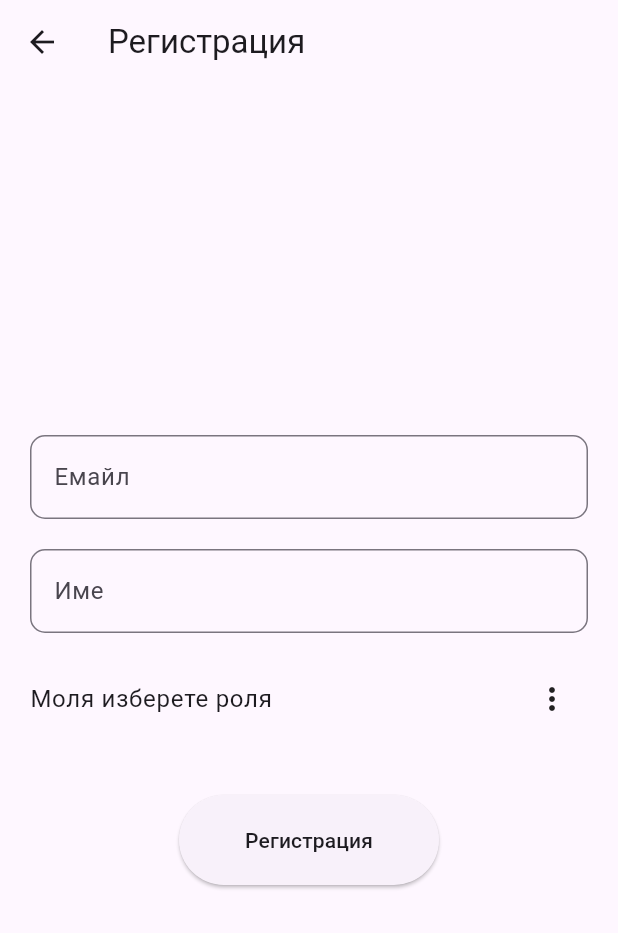
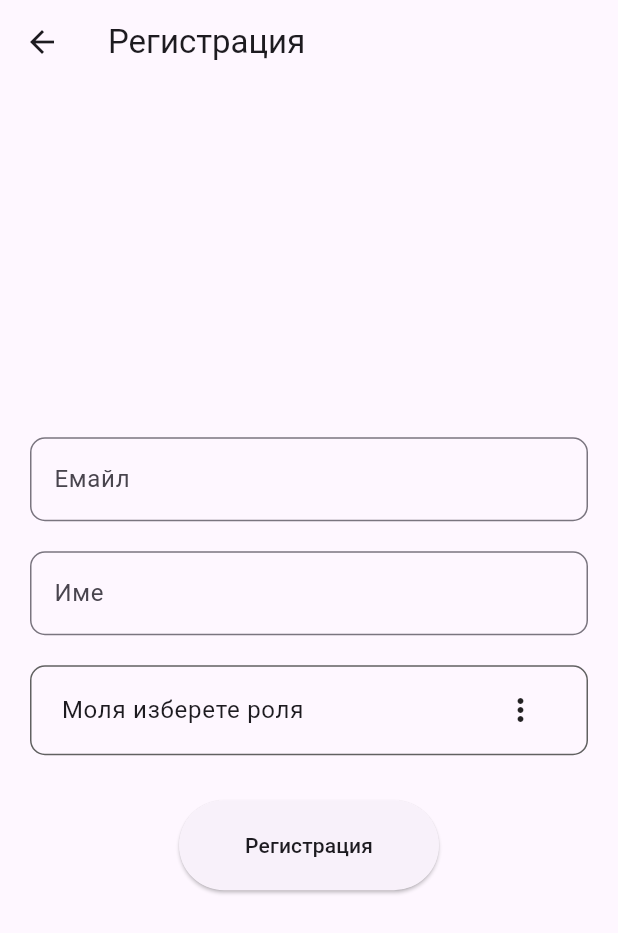
Before and after one commit to KaloyanStoyanov06/PGEE, a Flutter app: the SignUpPage screen opened by its route, on a phone screen of 412 x 824 dp. Shown: the top 933 px of the screen. Run offline on Flutter 3.47's test engine with Material 2 defaults, Android fonts, the phone set to English and light mode, and no system bars; drawn by our look-alikes of dynamic_color; our stand-ins replace cloud_firestore, firebase_auth, firebase_core, flutter_dotenv; missing offline and left inert: dart:ffi; accounts and stored records are empty; network calls fail.

Commit message:
Fixed sign_up page and sign function. Added classes for each user

```diff
--- a/lib/main.dart
+++ b/lib/main.dart
@@ -8,7 +8,7 @@ import 'package:pgee/firebase_options.dart';
 import 'package:pgee/pages/home.dart';
 import 'package:pgee/pages/settings.dart';
 import 'package:pgee/pages/sign_in.dart';
-import 'package:pgee/pages/sign_up.dart';
+import 'package:pgee/pages/admin/sign_up.dart';
 import 'package:pgee/pages/switch.dart';
 import 'package:pgee/themes.dart';
 
--- /dev/null
+++ b/lib/pages/admin/sign_up.dart
@@ -0,0 +1,159 @@
+import 'package:flutter/material.dart';
+import 'package:pgee/services/firebase_service.dart';
+
+class SignUpPage extends StatefulWidget {
+  const SignUpPage({Key? key}) : super(key: key);
+
+  @override
+  State<SignUpPage> createState() => _SignUpPageState();
+}
+
+class _SignUpPageState extends State<SignUpPage> {
+  var selectedRole = "";
+  var roleText = "Моля изберете роля";
+
+  TextEditingController email = TextEditingController();
+  TextEditingController fullName = TextEditingController();
+  TextEditingController classNumber = TextEditingController();
+
+  @override
+  Widget build(BuildContext context) {
+    return Scaffold(
+      resizeToAvoidBottomInset: true,
+      appBar: AppBar(
+        title: const Text("Регистрация"),
+      ),
+      body: Center(
+        child: Padding(
+          padding: const EdgeInsets.symmetric(
+            horizontal: 20.0,
+          ),
+          child: SingleChildScrollView(
+            physics: const NeverScrollableScrollPhysics(),
+            child: Column(
+              mainAxisAlignment: MainAxisAlignment.center,
+              crossAxisAlignment: CrossAxisAlignment.center,
+              children: [
+                const SizedBox(height: 5),
+                TextField(
+                  autofocus: false,
+                  decoration: const InputDecoration(
+                    labelText: "Емайл",
+                  ),
+                  controller: email,
+                  keyboardType: TextInputType.emailAddress,
+                ),
+                const SizedBox(height: 20),
+                TextField(
+                  autofocus: false,
+                  decoration: const InputDecoration(
+                    labelText: "Име",
+                  ),
+                  controller: fullName,
+                ),
+                const SizedBox(height: 20),
+                Container(
+                  decoration: BoxDecoration(
+                    borderRadius: BorderRadius.circular(10),
+                    border: Border.all(
+                      color: Colors.grey[700]!,
+                      width: 1,
+                    ),
+                  ),
+                  padding:
+                      const EdgeInsets.symmetric(horizontal: 20, vertical: 5),
+                  child: Row(
+                    mainAxisAlignment: MainAxisAlignment.spaceBetween,
+                    children: [
+                      Text(
+                        roleText,
+                        style: Theme.of(context).textTheme.bodyLarge,
+                      ),
+                      PopupMenuButton(
+                        elevation: 20,
+                        color: Theme.of(context).colorScheme.secondaryContainer,
+                        shape: RoundedRectangleBorder(
+                          borderRadius: BorderRadius.circular(20),
+                        ),
+                        itemBuilder: (context) => [
+                          PopupMenuItem(
+                            child: const Text("Ученик"),
+                            onTap: () {
+                              setState(() {
+                                selectedRole = "student";
+                                roleText = "Ученик";
+                              });
+
+                              // Lose focus to hide the keyboard
+                              FocusScope.of(context)
+                                  .requestFocus(new FocusNode());
+                            },
+                          ),
+                          PopupMenuItem(
+                            child: const Text("Учител"),
+                            onTap: () {
+                              setState(() {
+                                selectedRole = "teacher";
+                                roleText = "Учител";
+                              });
+
+                              // Lose focus to hide the keyboard
+                              FocusScope.of(context)
+                                  .requestFocus(new FocusNode());
+                            },
+                          ),
+                          PopupMenuItem(
+                            child: const Text("Админ"),
+                            onTap: () {
+                              setState(() {
+                                selectedRole = "admin";
+                                roleText = "Админ";
+                              });
+
+                              // Lose focus to hide the keyboard
+                              FocusScope.of(context)
+                                  .requestFocus(new FocusNode());
+                            },
+                          )
+                        ],
+                      ),
+                    ],
+                  ),
+                ),
+                // If Student is selected, show the following fields
+                const SizedBox(height: 20),
+                Visibility(
+                  visible:
+                      selectedRole == "student" || selectedRole == "teacher",
+                  child: Column(
+                    children: [
+                      TextField(
+                        autofocus: false,
+                        decoration: const InputDecoration(
+                          labelText: "Клас",
+                        ),
+                        controller: classNumber,
+                      ),
+                    ],
+                  ),
+                ),
+                const SizedBox(height: 10),
+                ElevatedButton(
+                  onPressed: () {
+                    FirebaseService.signUp(context, email.text, fullName.text,
+                        selectedRole, classNumber.text);
+                  },
+                  child: Padding(
+                    padding: const EdgeInsets.all(20.0),
+                    child: Text("Регистрация",
+                        style: Theme.of(context).textTheme.button),
+                  ),
+                ),
+              ],
+            ),
+          ),
+        ),
+      ),
+    );
+  }
+}
--- a/lib/pages/sign_up.dart
+++ /dev/null
@@ -1,130 +0,0 @@
-import 'package:flutter/material.dart';
-import 'package:pgee/services/firebase_service.dart';
-
-class SignUpPage extends StatefulWidget {
-  const SignUpPage({Key? key}) : super(key: key);
-
-  @override
-  State<SignUpPage> createState() => _SignUpPageState();
-}
-
-class _SignUpPageState extends State<SignUpPage> {
-  var selectedRole = "";
-  var roleText = "Моля изберете роля";
-
-  TextEditingController email = TextEditingController();
-  TextEditingController fullName = TextEditingController();
-  TextEditingController classNumber = TextEditingController();
-
-  @override
-  Widget build(BuildContext context) {
-    return Scaffold(
-      appBar: AppBar(
-        title: const Text("Регистрация"),
-      ),
-      body: Center(
-        child: Padding(
-          padding: const EdgeInsets.symmetric(
-            horizontal: 20.0,
-          ),
-          child: Column(
-            mainAxisAlignment: MainAxisAlignment.center,
-            crossAxisAlignment: CrossAxisAlignment.center,
-            children: [
-              TextField(
-                autofocus: false,
-                decoration: const InputDecoration(
-                  labelText: "Емайл",
-                ),
-                controller: email,
-                keyboardType: TextInputType.emailAddress,
-              ),
-              const SizedBox(height: 20),
-              TextField(
-                autofocus: false,
-                decoration: const InputDecoration(
-                  labelText: "Име",
-                ),
-                controller: fullName,
-              ),
-              const SizedBox(height: 20),
-              Row(
-                mainAxisAlignment: MainAxisAlignment.spaceBetween,
-                children: [
-                  Text(
-                    roleText,
-                    style: Theme.of(context).textTheme.bodyLarge,
-                  ),
-                  PopupMenuButton(
-                    elevation: 20,
-                    color: Theme.of(context).colorScheme.secondaryContainer,
-                    shape: RoundedRectangleBorder(
-                      borderRadius: BorderRadius.circular(20),
-                    ),
-                    itemBuilder: (context) => [
-                      PopupMenuItem(
-                        child: const Text("Ученик"),
-                        onTap: () {
-                          setState(() {
-                            selectedRole = "student";
-                            roleText = "Ученик";
-                          });
-                        },
-                      ),
-                      PopupMenuItem(
-                        child: const Text("Учител"),
-                        onTap: () {
-                          setState(() {
-                            selectedRole = "teacher";
-                            roleText = "Учител";
-                          });
-                        },
-                      ),
-                      PopupMenuItem(
-                        child: const Text("Админ"),
-                        onTap: () {
-                          setState(() {
-                            selectedRole = "admin";
-                            roleText = "Админ";
-                          });
-                        },
-                      )
-                    ],
-                  ),
-                ],
-              ),
-              // If Student is selected, show the following fields
-              const SizedBox(height: 20),
-              Visibility(
-                visible: selectedRole == "student" || selectedRole == "teacher",
-                child: Column(
-                  children: [
-                    TextField(
-                      autofocus: false,
-                      decoration: const InputDecoration(
-                        labelText: "Клас",
-                      ),
-                      controller: classNumber,
-                    ),
-                  ],
-                ),
-              ),
-              const SizedBox(height: 20),
-              ElevatedButton(
-                onPressed: () {
-                  FirebaseService.signUp(context, email.text, fullName.text,
-                      selectedRole, classNumber.text);
-                },
-                child: Padding(
-                  padding: const EdgeInsets.all(20.0),
-                  child: Text("Регистрация",
-                      style: Theme.of(context).textTheme.button),
-                ),
-              ),
-            ],
-          ),
-        ),
-      ),
-    );
-  }
-}
```
Also changed, not shown: lib/services/firebase_service.dart (+20 -3 lines).
